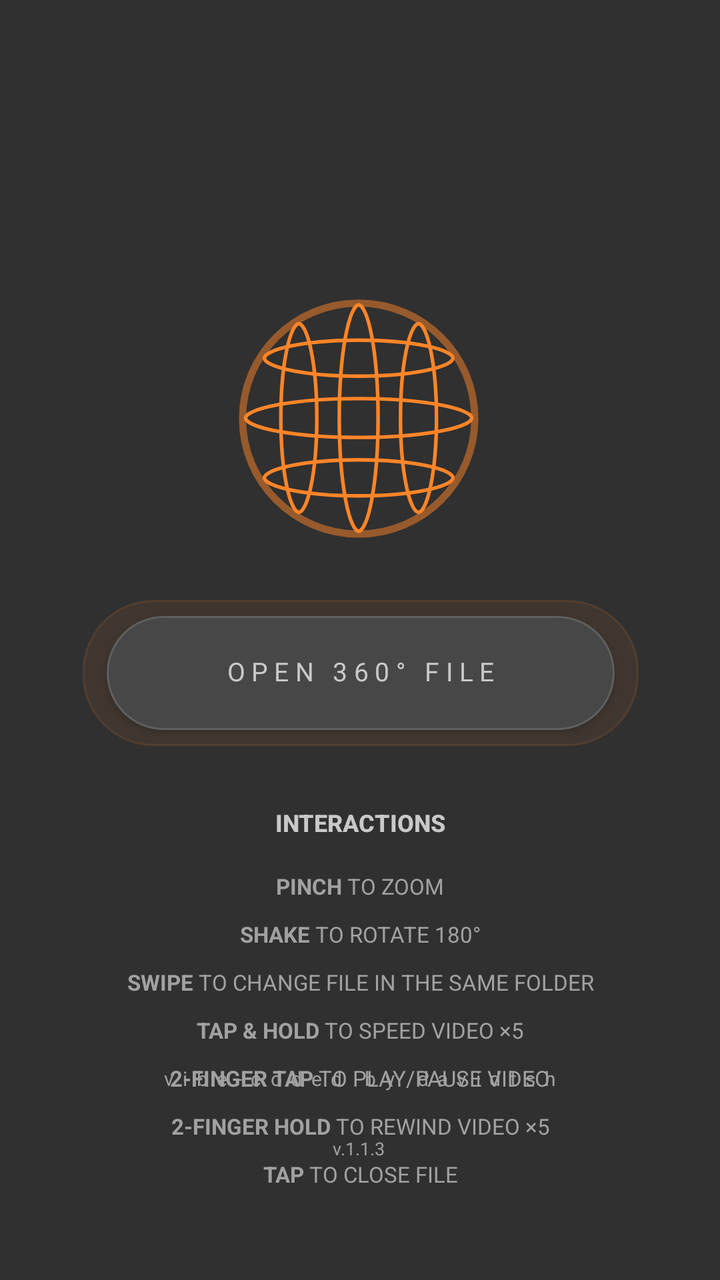
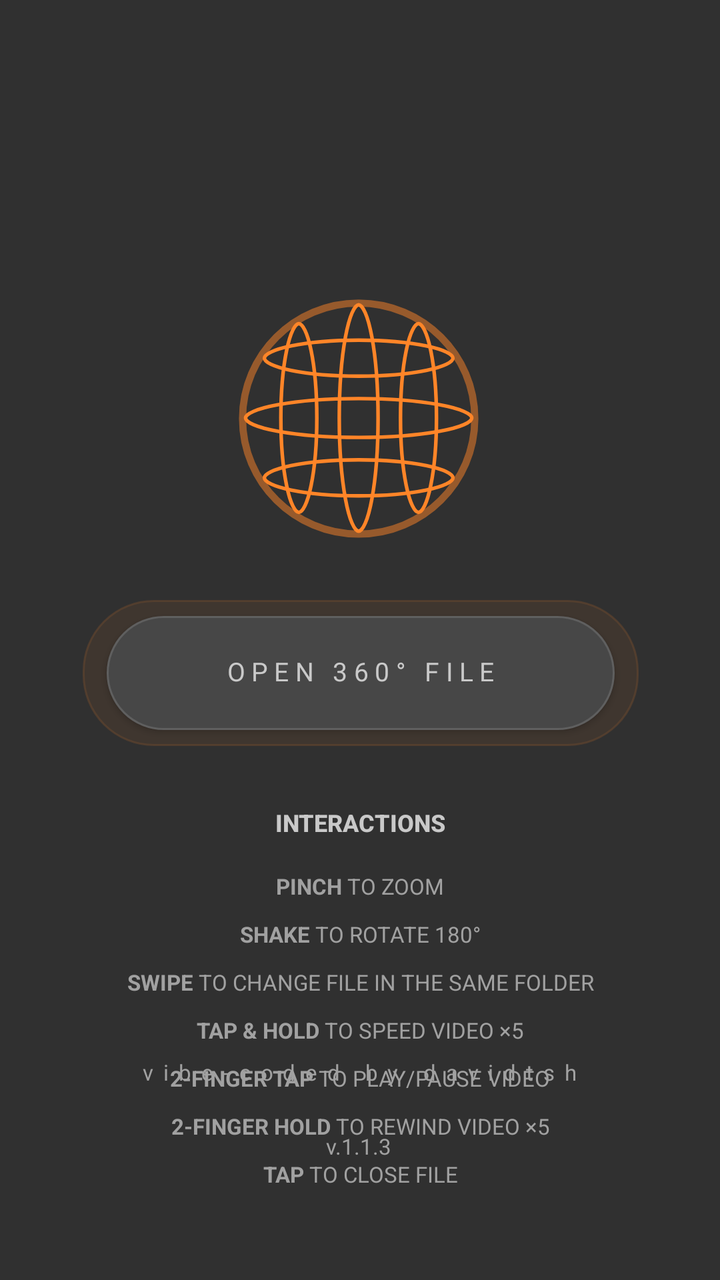

An Android layout rendered at two revisions. The XML below is the earlier revision; the diff shows what the commit changed to produce the second picture.
<!-- AndroidManifest.xml: application theme Theme.XReal360Viewer -->
<!-- res/layout/activity_main.xml -->
<?xml version="1.0" encoding="utf-8"?>
<androidx.constraintlayout.widget.ConstraintLayout
    xmlns:android="http://schemas.android.com/apk/res/android"
    xmlns:app="http://schemas.android.com/apk/res-auto"
    android:layout_width="match_parent"
    android:layout_height="match_parent"
    android:background="#303030">

    <ImageView
        android:id="@+id/imgSphereLogo"
        android:layout_width="170dp"
        android:layout_height="170dp"
        android:layout_marginTop="124dp"
        android:contentDescription="@string/app_name"
        android:scaleType="fitCenter"
        android:src="@drawable/logo_360"
        app:layout_constraintEnd_toEndOf="parent"
        app:layout_constraintHorizontal_bias="0.497"
        app:layout_constraintStart_toStartOf="parent"
        app:layout_constraintTop_toTopOf="parent" />

    <TextView
        android:id="@+id/tvInstructionsHeader"
        android:layout_width="0dp"
        android:layout_height="wrap_content"
        android:layout_marginStart="32dp"
        android:layout_marginTop="40dp"
        android:layout_marginEnd="32dp"
        android:fontFamily="sans-serif-medium"
        android:gravity="center"
        android:includeFontPadding="false"
        android:text="@string/main_instructions_header"
        android:textColor="#C9C9C9"
        android:textSize="12sp"
        android:textStyle="bold"
        app:layout_constraintEnd_toEndOf="parent"
        app:layout_constraintHorizontal_bias="0.0"
        app:layout_constraintStart_toStartOf="parent"
        app:layout_constraintTop_toBottomOf="@id/btnPickImage" />

    <View
        android:id="@+id/btnPickImageGlow"
        android:layout_width="278dp"
        android:layout_height="73dp"
        android:layout_marginTop="300dp"
        android:alpha="0.25"
        android:background="@drawable/bg_open_file_button_glow"
        android:elevation="1dp"
        app:layout_constraintEnd_toEndOf="parent"
        app:layout_constraintHorizontal_bias="0.503"
        app:layout_constraintStart_toStartOf="parent"
        app:layout_constraintTop_toTopOf="parent" />

    <androidx.appcompat.widget.AppCompatButton
        android:id="@+id/btnPickImage"
        android:layout_width="254dp"
        android:layout_height="57dp"
        android:layout_marginTop="308dp"
        android:background="@drawable/bg_open_file_button"
        android:elevation="4dp"
        android:fontFamily="sans-serif"
        android:includeFontPadding="false"
        android:letterSpacing="0.24"
        android:minWidth="0dp"
        android:minHeight="0dp"
        android:paddingStart="0dp"
        android:paddingEnd="0dp"
        android:text="@string/open_360_file"
        android:textAllCaps="false"
        android:textColor="#C9C9C9"
        android:textSize="13sp"
        app:layout_constraintEnd_toEndOf="parent"
        app:layout_constraintHorizontal_bias="0.503"
        app:layout_constraintStart_toStartOf="parent"
        app:layout_constraintTop_toTopOf="parent" />

    <LinearLayout
        android:id="@+id/tvInstructions"
        android:layout_width="0dp"
        android:layout_height="wrap_content"
        android:layout_marginStart="32dp"
        android:layout_marginTop="18dp"
        android:layout_marginEnd="32dp"
        android:orientation="vertical"
        android:gravity="center"
        app:layout_constraintEnd_toEndOf="parent"
        app:layout_constraintStart_toStartOf="parent"
        app:layout_constraintTop_toBottomOf="@id/tvInstructionsHeader">

        <TextView
            style="@style/MainInstructionLine"
            android:text="@string/instruction_pinch" />

        <TextView
            style="@style/MainInstructionLine"
            android:layout_marginTop="11dp"
            android:text="@string/instruction_shake" />

        <TextView
            style="@style/MainInstructionLine"
            android:layout_marginTop="11dp"
            android:text="@string/instruction_swipe" />



        <TextView
            style="@style/MainInstructionLine"
            android:layout_marginTop="11dp"
            android:text="@string/instruction_hold" />

        <TextView
            style="@style/MainInstructionLine"
            android:layout_marginTop="11dp"
            android:text="@string/instruction_two_finger_tap" />

        <TextView
            style="@style/MainInstructionLine"
            android:layout_marginTop="11dp"
            android:text="@string/instruction_two_finger_hold" />

        <TextView
            style="@style/MainInstructionLine"
            android:layout_marginTop="11dp"
            android:text="@string/instruction_tap" />


    </LinearLayout>

    <TextView
        android:id="@+id/tvVersion"
        android:layout_width="wrap_content"
        android:layout_height="wrap_content"
        android:layout_marginBottom="60dp"
        android:fontFamily="sans-serif"
        android:includeFontPadding="false"
        android:text="@string/version_fallback"
        android:textColor="#A1A1A1"
        android:textSize="9sp"
        app:layout_constraintBottom_toBottomOf="parent"
        app:layout_constraintEnd_toEndOf="parent"
        app:layout_constraintHorizontal_bias="0.498"
        app:layout_constraintStart_toStartOf="parent" />

    <TextView
        android:id="@+id/tvCredit"
        android:layout_width="wrap_content"
        android:layout_height="wrap_content"
        android:layout_marginBottom="24dp"
        android:fontFamily="sans-serif"
        android:includeFontPadding="false"
        android:letterSpacing="0.45"
        android:text="@string/main_credit"
        android:textColor="#A1A1A1"
        android:textSize="10sp"
        app:layout_constraintBottom_toTopOf="@id/tvVersion"
        app:layout_constraintEnd_toEndOf="parent"
        app:layout_constraintStart_toStartOf="parent" />

</androidx.constraintlayout.widget.ConstraintLayout>
<!-- resources referenced by this layout -->
<resources>
  <!-- drawable bg_open_file_button (drawable) -->
  <?xml version="1.0" encoding="utf-8"?>
  <shape xmlns:android="http://schemas.android.com/apk/res/android"
      android:shape="rectangle">
      <solid android:color="#474747" />
      <stroke
          android:width="1dp"
          android:color="#5F5F5F" />
      <corners android:radius="29dp" />
  </shape>
  <!-- drawable bg_open_file_button_glow (drawable) -->
  <?xml version="1.0" encoding="utf-8"?>
  <shape xmlns:android="http://schemas.android.com/apk/res/android"
      android:shape="rectangle">
      <solid android:color="#4DFF8528" />
      <stroke
          android:width="1dp"
          android:color="#99FF8528" />
      <corners android:radius="35dp" />
  </shape>
  <!-- drawable logo_360: vector/xml drawable (drawable, 6150 chars, omitted) -->
  <string name="app_name">XREAL 360° Viewer</string>
  <string name="instruction_hold"><b>TAP &amp; HOLD</b> TO SPEED VIDEO ×5</string>
  <string name="instruction_pinch"><b>PINCH</b> TO ZOOM</string>
  <string name="instruction_shake"><b>SHAKE</b> TO ROTATE 180°</string>
  <string name="instruction_swipe"><b>SWIPE</b> TO CHANGE FILE IN THE SAME FOLDER</string>
  <string name="instruction_tap"><b>TAP</b> TO CLOSE FILE</string>
  <string name="instruction_two_finger_hold"><b>2-FINGER HOLD</b> TO REWIND VIDEO ×5</string>
  <string name="instruction_two_finger_tap"><b>2-FINGER TAP</b> TO PLAY/PAUSE VIDEO</string>
  <string name="main_credit">vibe-coded by davidtsh</string>
  <string name="main_instructions_header">INTERACTIONS</string>
  <string name="open_360_file">OPEN 360° FILE</string>
  <string name="version_fallback">v.1.1.3</string>
  <style name="MainInstructionLine">
          <item name="android:layout_width">match_parent</item>
          <item name="android:layout_height">wrap_content</item>
          <item name="android:fontFamily">sans-serif</item>
          <item name="android:gravity">center</item>
          <item name="android:includeFontPadding">false</item>
          <item name="android:textColor">#A1A1A1</item>
          <item name="android:textSize">11sp</item>
      </style>
  <style name="Theme.XReal360Viewer" parent="Theme.MaterialComponents.DayNight.NoActionBar">
          <item name="colorPrimary">#1A73E8</item>
          <item name="colorPrimaryVariant">#1557B0</item>
          <item name="colorOnPrimary">#FFFFFF</item>
          <item name="android:windowBackground">#000000</item>
      </style>
</resources>

<!-- the commit's change to res/layout/activity_main.xml (unified diff, before → after) -->
@@ -135,7 +135,7 @@
         android:includeFontPadding="false"
         android:text="@string/version_fallback"
         android:textColor="#A1A1A1"
-        android:textSize="9sp"
+        android:textSize="11sp"
         app:layout_constraintBottom_toBottomOf="parent"
         app:layout_constraintEnd_toEndOf="parent"
         app:layout_constraintHorizontal_bias="0.498"
@@ -151,7 +151,7 @@
         android:letterSpacing="0.45"
         android:text="@string/main_credit"
         android:textColor="#A1A1A1"
-        android:textSize="10sp"
+        android:textSize="11sp"
         app:layout_constraintBottom_toTopOf="@id/tvVersion"
         app:layout_constraintEnd_toEndOf="parent"
         app:layout_constraintStart_toStartOf="parent" />
